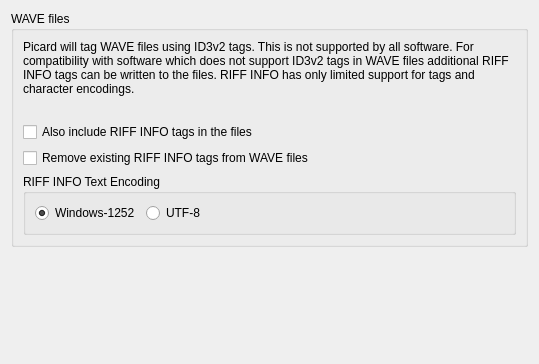
metabrainz/picard, file ui/options_tags_compatibility_wave.ui: the form before one commit; both pictures show x 0 to 539 and y 0 to 364 of the 539 by 705 pixel window.
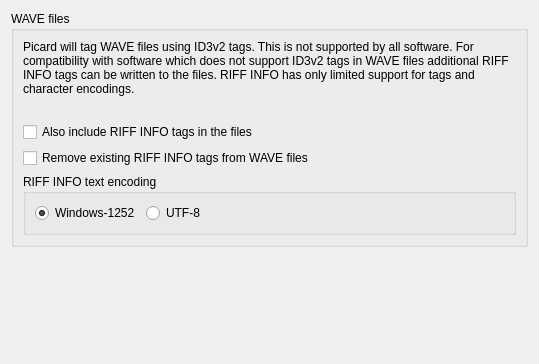
The form after the commit.

Commit message:
Unify labels in profiles and options dialog
Avoid unnecessary differences and less clear wording

Diff of the .ui file:
```diff
--- a/ui/options_tags_compatibility_wave.ui
+++ b/ui/options_tags_compatibility_wave.ui
@@ -60,7 +60,7 @@
       <item>
        <widget class="QGroupBox" name="wave_riff_info_encoding">
         <property name="title">
-         <string>RIFF INFO Text Encoding</string>
+         <string>RIFF INFO text encoding</string>
         </property>
         <layout class="QHBoxLayout" name="horizontalLayout_3">
          <item>
```
The commit also changes 4 other files.
